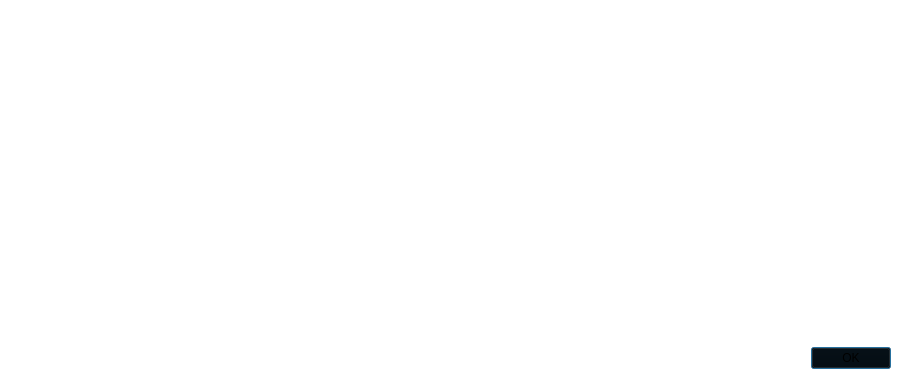
Before: the Qt Designer form src/qt/forms/addressbookpage.ui in Sterlingcoin/Sterlingcoin-1.7-Release, drawn with Qt 5.
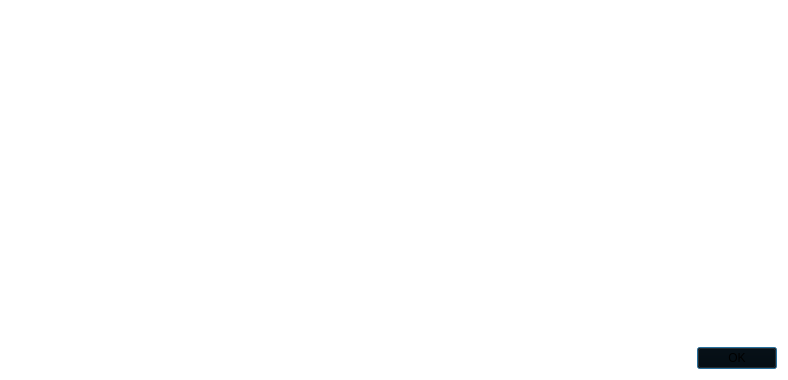
After: the same form once the commit is applied. Icons and pictures are not drawn.

What changed in the file:
```diff
--- a/src/qt/forms/addressbookpage.ui
+++ b/src/qt/forms/addressbookpage.ui
@@ -6,10 +6,16 @@
    <rect>
     <x>0</x>
     <y>0</y>
-    <width>902</width>
+    <width>788</width>
     <height>380</height>
    </rect>
   </property>
+  <property name="maximumSize">
+   <size>
+    <width>788</width>
+    <height>16777215</height>
+   </size>
+  </property>
   <property name="palette">
    <palette>
     <active>
```
